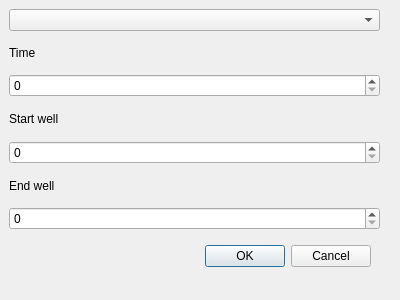
Qt form addtraydialog.ui (nrish/machine-interface-caltech) before a commit.
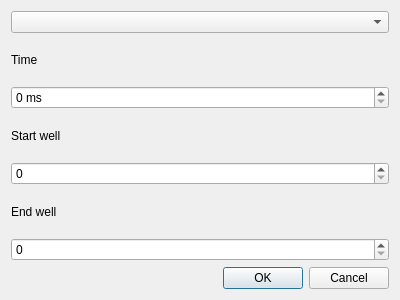
The same form after that commit.

Patch:
```diff
--- a/addtraydialog.ui
+++ b/addtraydialog.ui
@@ -13,32 +13,7 @@
   <property name="windowTitle">
    <string>Dialog</string>
   </property>
-  <widget class="QDialogButtonBox" name="confirm">
-   <property name="geometry">
-    <rect>
-     <x>30</x>
-     <y>240</y>
-     <width>341</width>
-     <height>32</height>
-    </rect>
-   </property>
-   <property name="orientation">
-    <enum>Qt::Horizontal</enum>
-   </property>
-   <property name="standardButtons">
-    <set>QDialogButtonBox::Cancel|QDialogButtonBox::Ok</set>
-   </property>
-  </widget>
-  <widget class="QWidget" name="verticalLayoutWidget">
-   <property name="geometry">
-    <rect>
-     <x>9</x>
-     <y>9</y>
-     <width>371</width>
-     <height>221</height>
-    </rect>
-   </property>
-   <layout class="QVBoxLayout" name="verticalLayout">
+  <layout class="QVBoxLayout" name="verticalLayout_2">
     <item>
      <widget class="QComboBox" name="comboBox"/>
     </item>
@@ -50,7 +25,11 @@
      </widget>
     </item>
     <item>
-     <widget class="QSpinBox" name="timeSpinbox"/>
+    <widget class="QSpinBox" name="timeSpinbox">
+     <property name="suffix">
+      <string> ms</string>
+     </property>
+    </widget>
     </item>
     <item>
      <widget class="QLabel" name="label_2">
@@ -72,8 +51,17 @@
     <item>
      <widget class="QSpinBox" name="endSpinbox"/>
     </item>
-   </layout>
-  </widget>
+   <item>
+    <widget class="QDialogButtonBox" name="confirm">
+     <property name="orientation">
+      <enum>Qt::Horizontal</enum>
+     </property>
+     <property name="standardButtons">
+      <set>QDialogButtonBox::Cancel|QDialogButtonBox::Ok</set>
+     </property>
+    </widget>
+   </item>
+  </layout>
  </widget>
  <resources/>
  <connections>
```
Lines whose indentation alone changed are shown as unchanged.
